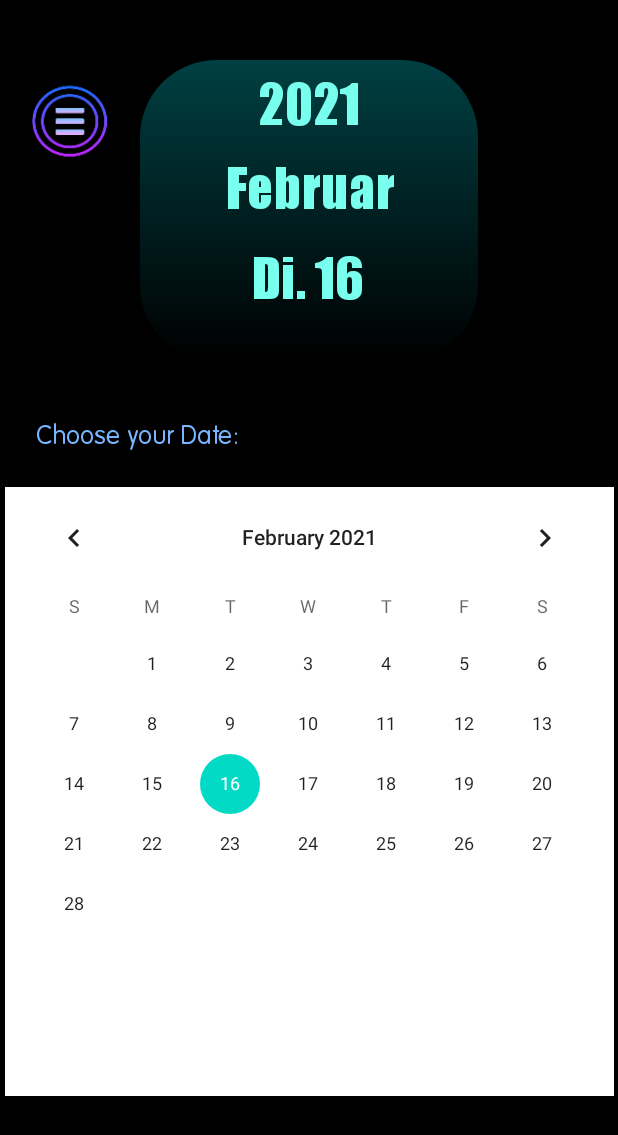
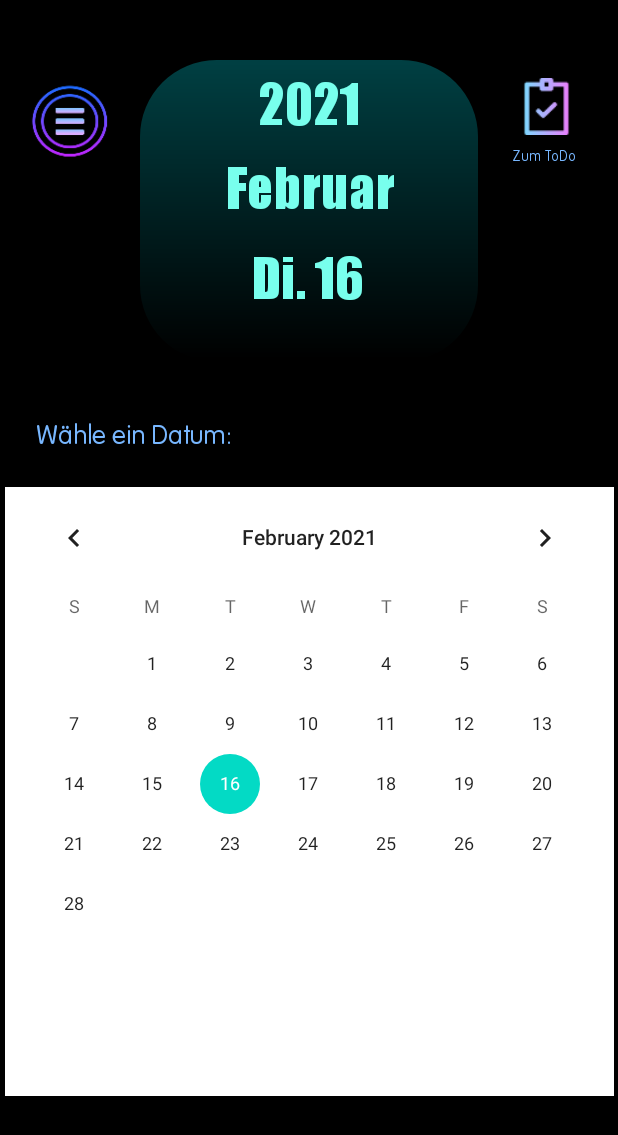
Before and after one commit to neverchange95/ToDoApp, an Android app: the ChangeDateActivity screen opened directly, with no data from a screen before it, on a phone screen of 412 x 824 dp. Shown: the top 1135 px of the screen. Run offline under Robolectric (Android 15) with nearby library versions, the phone set to English and light mode, and no system bars; Roboto replaces fonts that are not available here.

Commit message:
ChangeDateActivity and some other changings

```diff
--- a/Sourcecode/app/src/main/java/com/application/ChangeDateActivity.java
+++ b/Sourcecode/app/src/main/java/com/application/ChangeDateActivity.java
@@ -1,7 +1,9 @@
 package com.application;
 
+import androidx.annotation.NonNull;
 import androidx.appcompat.app.AppCompatActivity;
 
+import android.content.Intent;
 import android.os.Bundle;
 import android.view.View;
 import android.widget.Button;
@@ -9,14 +11,19 @@ import android.widget.CalendarView;
 import android.widget.TextView;
 
 import java.text.SimpleDateFormat;
+import java.util.Calendar;
 import java.util.Date;
 
 public class ChangeDateActivity extends AppCompatActivity {
-    public CalendarView cv;
-    private DateHandler dh = DateHandler.getInstance();
-    private TextView day;
-    private TextView month;
-    private TextView year;
+    private DateHandler dateHandler = DateHandler.getInstance();
+    private String choosedDay;
+    private String choosedMonth;
+    private String choosedYear;
+    CalendarView cv;
+    DateHandler dh = DateHandler.getInstance();
+    TextView day2;
+    TextView month2;
+    TextView year2;
 
 
     @Override
@@ -24,18 +31,42 @@ public class ChangeDateActivity extends AppCompatActivity {
         super.onCreate(savedInstanceState);
         setContentView(R.layout.activity_change_date);
 
-        this.day = findViewById(R.id.day);
-        this.month = findViewById(R.id.month);
-        this.year = findViewById(R.id.year);
+        this.day2 = findViewById(R.id.day);
+        this.month2 = findViewById(R.id.month);
+        this.year2 = findViewById(R.id.year);
 
-        day.setText(dh.getDay());
-        month.setText(dh.getMonth());
-        year.setText(dh.getYear());
+        day2.setText(dh.getDay());
+        month2.setText(dh.getMonth());
+        year2.setText(dh.getYear());
+
 
 
         cv = (CalendarView) findViewById(R.id.calendarView);
 
-    //    DateHandler dh = new DateHandler(cv);
+        cv.setOnDateChangeListener(new CalendarView.OnDateChangeListener() {
+            @Override
+            public void onSelectedDayChange(@NonNull CalendarView view, int year, int month, int dayOfMonth) {
+                SimpleDateFormat d2 = new SimpleDateFormat("EEEE"); // set a format to only get the actual day in words
+                Calendar calendar = Calendar.getInstance(); // Create a new Calendar, to get the correct choosed day
+                calendar.set(Calendar.YEAR,year); // Set the year
+                calendar.set(Calendar.MONTH,month); // Set the month
+                calendar.set(Calendar.DAY_OF_MONTH,dayOfMonth); // Set the year
+
+                choosedDay = DateHandler.getDayFormatted(d2.format(calendar.getTime())); // Get the choosed day in the format: Monday, Tuesday... and change them in DateHandler to Mo. 01, Di. 02, ...
+
+                if(dayOfMonth < 10) {
+                    choosedDay = choosedDay + "0" + dayOfMonth;
+                } else {
+                    choosedDay = choosedDay + dayOfMonth+"";
+                }
+                choosedMonth = DateHandler.getMonthInWords(month+1+""); // month is beginning by 0 (Jan = 0) and change them in DateHandler to Januar, Februar, ...
+                choosedYear = year+"";
+
+                day2.setText(choosedDay);
+                month2.setText(choosedMonth);
+                year2.setText(choosedYear);
+            }
+        });
 
 
         Button menuButton = findViewById(R.id.menu_button_todo);
@@ -45,5 +76,21 @@ public class ChangeDateActivity extends AppCompatActivity {
                 finish(); // go back to overview (MainActivity)
             }
         });
+
+        Button todoButton = findViewById(R.id.button_to_todo);
+        todoButton.setOnClickListener(new View.OnClickListener() {
+            // TODO: Wenn ein Datum aus dem aktuellen Monat aufgerufen wird, muss auf die ArrayList aus der HashMap dieses Monats zurück gegriffen werden und nicht das calendarChoosedTodos aufgerufen werden!
+            @Override
+            public void onClick(View v) {
+                // Problem: aktuelles Jahr und Monat muss behalten werden. Swicht der user zurück auf die main, bleibt das gewählte jahr und monat gesetzt.
+//                dateHandler.setDay(choosedDay);
+//                dateHandler.setMonth(choosedMonth);
+//                dateHandler.setYear(choosedYear);
+                ToDoHandler handler = new ToDoHandler("test");
+                ToDoAdapter.setToDoAdapterArray(handler.getCalendarChoosedTodos());
+                Intent i = new Intent(ChangeDateActivity.this, ToDoActivity.class);
+                startActivity(i);
+            }
+        });
     }
 }
--- a/Sourcecode/app/src/main/java/com/application/DateHandler.java
+++ b/Sourcecode/app/src/main/java/com/application/DateHandler.java
@@ -123,7 +123,7 @@ public class DateHandler {
      * The static variable monthInt is to get the number of days from the Class Calendar or GregorianCalendar.
      */
     public static String getMonthInWords(String month) {
-        if(month.matches("[0-9]{2}")) {
+        if(month.matches("[0-9]{2}") || month.matches("[0-9]")) {
             int m = Integer.parseInt(month);
             if(m == 1) {
                 monthInt = m-1;
--- a/Sourcecode/app/src/main/res/layout/activity_change_date.xml
+++ b/Sourcecode/app/src/main/res/layout/activity_change_date.xml
@@ -82,7 +82,7 @@
         android:layout_marginStart="24dp"
         android:layout_marginTop="236dp"
         android:fontFamily="@font/arialr"
-        android:text="Choose your Date:"
+        android:text="@string/w_hle_ein_datum"
         android:textColor="#78B7FF"
         android:textSize="18sp"
         app:layout_constraintStart_toStartOf="parent"
@@ -94,9 +94,37 @@
         android:layout_height="406dp"
         android:layout_marginTop="24dp"
         android:background="#FFFFFF"
+        android:unfocusedMonthDateColor="#650F0F"
+        android:weekNumberColor="#6C5E5E"
+        android:weekSeparatorLineColor="#322F2F"
         app:layout_constraintEnd_toEndOf="parent"
         app:layout_constraintStart_toStartOf="parent"
         app:layout_constraintTop_toBottomOf="@+id/textView" />
 
+    <Button
+        android:id="@+id/button_to_todo"
+        android:layout_width="39dp"
+        android:layout_height="38dp"
+        android:layout_marginTop="52dp"
+        android:layout_marginEnd="28dp"
+        android:background="@drawable/done"
+        app:layout_constraintEnd_toEndOf="parent"
+        app:layout_constraintTop_toTopOf="parent"
+        app:srcCompat="@drawable/done" />
+
+    <TextView
+        android:id="@+id/textView5"
+        android:layout_width="wrap_content"
+        android:layout_height="wrap_content"
+        android:layout_marginTop="44dp"
+        android:layout_marginEnd="28dp"
+        android:fontFamily="@font/arialr"
+        android:text="@string/zum_todo"
+        android:textColor="#78B7FF"
+        android:textSize="10sp"
+        app:layout_constraintEnd_toEndOf="parent"
+        app:layout_constraintTop_toTopOf="@+id/button_to_todo"
+        tools:ignore="SmallSp" />
+
 
 </androidx.constraintlayout.widget.ConstraintLayout>
--- a/Sourcecode/app/src/main/res/values/strings.xml
+++ b/Sourcecode/app/src/main/res/values/strings.xml
@@ -15,4 +15,6 @@
 
     <string name="hello_first_fragment">Hello first fragment</string>
     <string name="hello_second_fragment">Hello second fragment. Arg: %1$s</string>
+    <string name="w_hle_ein_datum">Wähle ein Datum:</string>
+    <string name="zum_todo">Zum ToDo</string>
 </resources>
```
Also changed, not shown: Sourcecode/app/src/main/java/com/application/ToDoAdapter.java (+11 -5 lines), Sourcecode/app/src/main/java/com/application/ToDoHandler.java (+18 -26 lines).
